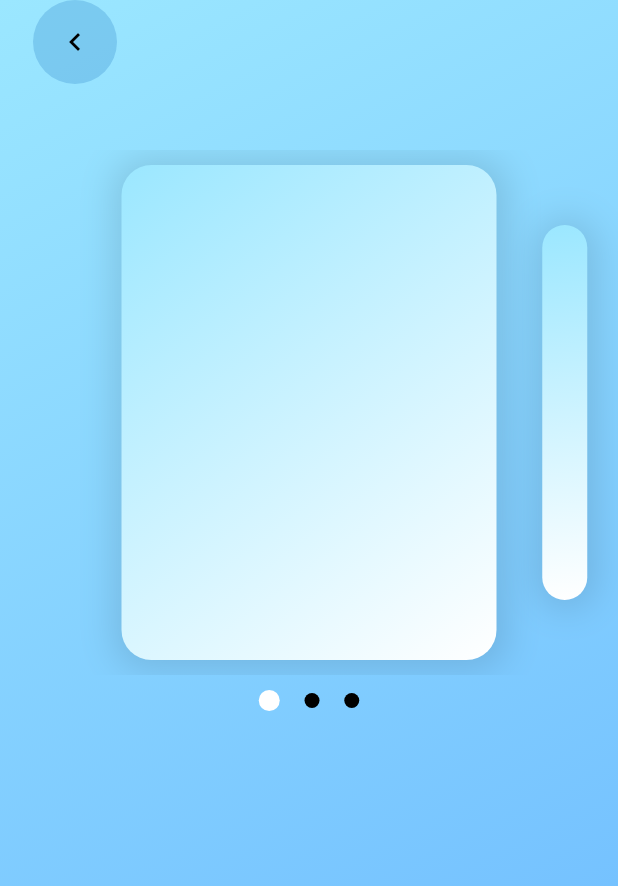
After one commit to zamzamnurahman/tajwid-apps, a Flutter app: the DetailMateriMimMatiScreen screen opened directly, on a phone screen of 412 x 824 dp. The commit adds this screen. Shown: the top 886 px of the screen. Run offline on Flutter 3.47's test engine with Material 2 defaults, Android fonts, the phone set to English and light mode, and no system bars; our stand-ins replace flutter_riverpod, flutter_svg; project files that could hold a hidden picture were left out.

Commit message:
add feature slide in detail materi

```diff
--- a/lib/config/theme.dart
+++ b/lib/config/theme.dart
@@ -14,6 +14,13 @@ Gradient linearGradient = const LinearGradient(
       primaryLightColor,
       secondaryLightColor,
     ]);
+Gradient linearGradientLight = const LinearGradient(
+    begin: Alignment.topLeft,
+    end: Alignment.bottomRight,
+    colors: [
+      primaryLightColor,
+      Colors.white,
+    ]);
 Gradient linearGradientDark = const LinearGradient(
     begin: Alignment.topLeft,
     end: Alignment.bottomRight,
--- /dev/null
+++ b/lib/screens/detail_materi/detail_materi_mimmati_screen.dart
@@ -0,0 +1,267 @@
+import 'package:flutter/material.dart';
+import 'package:flutter_riverpod/flutter_riverpod.dart';
+
+import '../../config/theme.dart';
+
+final pageProvider = StateNotifierProvider<PageNotifier, int>((ref) {
+  return PageNotifier();
+});
+
+class PageNotifier extends StateNotifier<int> {
+  PageNotifier() : super(0);
+
+  changePage(int newIndex) => state = newIndex;
+}
+
+class DetailMateriMimMatiScreen extends ConsumerStatefulWidget {
+  const DetailMateriMimMatiScreen({super.key});
+
+  @override
+  ConsumerState<ConsumerStatefulWidget> createState() =>
+      _DetailMateriMimMatiScreenState();
+}
+
+class _DetailMateriMimMatiScreenState
+    extends ConsumerState<DetailMateriMimMatiScreen> {
+  late PageController _pageCtrl;
+
+  @override
+  void initState() {
+    _pageCtrl = PageController();
+    super.initState();
+  }
+
+  @override
+  Widget build(BuildContext context) {
+    final int _index = ref.watch(pageProvider);
+
+    return Scaffold(
+      extendBodyBehindAppBar: true,
+      appBar: AppBar(
+        backgroundColor: Colors.transparent,
+        elevation: 0,
+        leadingWidth: 100,
+        leading: InkWell(
+          onTap: () {
+            ref.watch(pageProvider.notifier).changePage(0);
+            Navigator.pop(context);
+          },
+          child: CircleAvatar(
+            backgroundColor: primaryColor.withOpacity(0.2),
+            foregroundColor: Colors.black,
+            child: const Icon(Icons.keyboard_arrow_left),
+          ),
+        ),
+      ),
+      body: Container(
+        padding: const EdgeInsets.only(top: 100),
+        width: double.infinity,
+        height: double.infinity,
+        decoration: BoxDecoration(
+          gradient: linearGradient,
+        ),
+        child: Column(
+          children: [
+            SizedBox(
+              height: 350,
+              child: PageView(
+                physics: const NeverScrollableScrollPhysics(),
+                controller: _pageCtrl,
+                onPageChanged: ref.watch(pageProvider.notifier).changePage,
+                children: [
+                  Row(
+                    mainAxisAlignment: MainAxisAlignment.spaceEvenly,
+                    children: [
+                      Container(
+                        width: 30,
+                      ),
+                      Container(
+                        width: 250,
+                        margin: const EdgeInsets.all(10),
+                        decoration: BoxDecoration(
+                            gradient: linearGradientLight,
+                            borderRadius: BorderRadius.circular(20),
+                            boxShadow: const [
+                              BoxShadow(
+                                color: Colors.black12,
+                                offset: Offset(1, 1),
+                                blurRadius: 20,
+                                spreadRadius: 5,
+                              )
+                            ]),
+                      ),
+                      InkWell(
+                        onTap: () {
+                          _pageCtrl.animateToPage(1,
+                              duration: const Duration(milliseconds: 100),
+                              curve: Curves.bounceInOut);
+                        },
+                        child: Container(
+                          height: 250,
+                          width: 30,
+                          decoration: BoxDecoration(
+                              gradient: linearGradientLight,
+                              borderRadius: BorderRadius.circular(20),
+                              boxShadow: const [
+                                BoxShadow(
+                                  color: Colors.black12,
+                                  offset: Offset(1, 1),
+                                  blurRadius: 20,
+                                  spreadRadius: 5,
+                                )
+                              ]),
+                        ),
+                      ),
+                    ],
+                  ),
+                  Row(
+                    mainAxisAlignment: MainAxisAlignment.spaceEvenly,
+                    children: [
+                      InkWell(
+                        onTap: () {
+                          _pageCtrl.animateToPage(0,
+                              duration: const Duration(milliseconds: 100),
+                              curve: Curves.bounceInOut);
+                        },
+                        child: Container(
+                          height: 250,
+                          width: 30,
+                          decoration: BoxDecoration(
+                              gradient: linearGradientLight,
+                              borderRadius: BorderRadius.circular(20),
+                              boxShadow: const [
+                                BoxShadow(
+                                  color: Colors.black12,
+                                  offset: Offset(1, 1),
+                                  blurRadius: 20,
+                                  spreadRadius: 5,
+                                )
+                              ]),
+                        ),
+                      ),
+                      Container(
+                        width: 250,
+                        decoration: BoxDecoration(
+                            gradient: linearGradientLight,
+                            borderRadius: BorderRadius.circular(20),
+                            boxShadow: const [
+                              BoxShadow(
+                                color: Colors.black12,
+                                offset: Offset(1, 1),
+                                blurRadius: 20,
+                                spreadRadius: 5,
+                              )
+                            ]),
+                      ),
+                      InkWell(
+                        onTap: () {
+                          _pageCtrl.animateToPage(2,
+                              duration: const Duration(milliseconds: 100),
+                              curve: Curves.bounceInOut);
+                        },
+                        child: Container(
+                          height: 250,
+                          width: 30,
+                          decoration: BoxDecoration(
+                              gradient: linearGradientLight,
+                              borderRadius: BorderRadius.circular(20),
+                              boxShadow: const [
+                                BoxShadow(
+                                  color: Colors.black12,
+                                  offset: Offset(1, 1),
+                                  blurRadius: 20,
+                                  spreadRadius: 5,
+                                )
+                              ]),
+                        ),
+                      ),
+                    ],
+                  ),
+                  Row(
+                    mainAxisAlignment: MainAxisAlignment.spaceEvenly,
+                    children: [
+                      InkWell(
+                        onTap: () {
+                          _pageCtrl.animateToPage(1,
+                              duration: const Duration(milliseconds: 100),
+                              curve: Curves.bounceInOut);
+                        },
+                        child: Container(
+                          height: 250,
+                          width: 30,
+                          decoration: BoxDecoration(
+                              gradient: linearGradientLight,
+                              borderRadius: BorderRadius.circular(20),
+                              boxShadow: const [
+                                BoxShadow(
+                                  color: Colors.black12,
+                                  offset: Offset(1, 1),
+                                  blurRadius: 20,
+                                  spreadRadius: 5,
+                                )
+                              ]),
+                        ),
+                      ),
+                      Container(
+                        width: 250,
+                        decoration: BoxDecoration(
+                            gradient: linearGradientLight,
+                            borderRadius: BorderRadius.circular(20),
+                            boxShadow: const [
+                              BoxShadow(
+                                color: Colors.black12,
+                                offset: Offset(1, 1),
+                                blurRadius: 20,
+                                spreadRadius: 5,
+                              )
+                            ]),
+                      ),
+                      Container(
+                        width: 30,
+                      ),
+                    ],
+                  ),
+                ],
+              ),
+            ),
+            Center(
+              child: Container(
+                margin: const EdgeInsets.all(10),
+                width: 100,
+                child: Row(
+                  mainAxisAlignment: MainAxisAlignment.spaceEvenly,
+                  children: List.generate(3, (currentIndex) {
+                    final bool isCurrent = currentIndex == _index;
+                    return GestureDetector(
+                      onTap: () {
+                        _pageCtrl.animateToPage(
+                          currentIndex,
+                          duration: const Duration(milliseconds: 100),
+                          curve: Curves.easeInOut,
+                        );
+                      },
+                      child: CircleAvatar(
+                        radius: isCurrent ? 7 : 5,
+                        backgroundColor:
+                            isCurrent ? Colors.white : Colors.black,
+                      ),
+                    );
+                  }),
+                ),
+              ),
+            ),
+            Expanded(
+              child: IndexedStack(
+                index: _index,
+                children: List.generate(
+                  3,
+                  (index) => Container(),
+                ),
+              ),
+            )
+          ],
+        ),
+      ),
+    );
+  }
+}
--- a/lib/screens/detail_materi_screen.dart
+++ b/lib/screens/detail_materi/detail_materi_nunmati_screen.dart
@@ -1,12 +1,10 @@
-import 'dart:developer';
-
 import 'package:flutter/material.dart';
 import 'package:flutter_riverpod/flutter_riverpod.dart';
 import 'package:tajwid_apps/controller/get_data.dart';
 import 'package:tajwid_apps/models/materi.dart';
 
-import '../config/theme.dart';
-import 'components/card_materi.dart';
+import '../../config/theme.dart';
+import '../components/card_materi.dart';
 
 final pageProvider = StateNotifierProvider<PageNotifier, int>((ref) {
   return PageNotifier();
@@ -18,15 +16,16 @@ class PageNotifier extends StateNotifier<int> {
   changePage(int newIndex) => state = newIndex;
 }
 
-class DetailMateriScreen extends ConsumerStatefulWidget {
-  const DetailMateriScreen({super.key});
+class DetailMateriNunMatiScreen extends ConsumerStatefulWidget {
+  const DetailMateriNunMatiScreen({super.key});
 
   @override
   ConsumerState<ConsumerStatefulWidget> createState() =>
-      _DetailMateriScreenState();
+      _DetailMateriNunMatiScreenState();
 }
 
-class _DetailMateriScreenState extends ConsumerState<DetailMateriScreen> {
+class _DetailMateriNunMatiScreenState
+    extends ConsumerState<DetailMateriNunMatiScreen> {
   late PageController _pageCtrl;
 
   @override
--- a/lib/screens/materi_screen.dart
+++ b/lib/screens/materi_screen.dart
@@ -1,7 +1,8 @@
 import 'package:flutter/material.dart';
 import 'package:flutter_svg/svg.dart';
 import 'package:tajwid_apps/screens/components/button_effect.dart';
-import 'package:tajwid_apps/screens/detail_materi_screen.dart';
+import 'package:tajwid_apps/screens/detail_materi/detail_materi_mimmati_screen.dart';
+import 'package:tajwid_apps/screens/detail_materi/detail_materi_nunmati_screen.dart';
 
 import '../config/theme.dart';
 import 'components/button_container.dart';
@@ -47,14 +48,17 @@ class MateriScreen extends StatelessWidget {
                     print("Materi 1");
                     Navigator.of(context)
                         .push(MaterialPageRoute(builder: (context) {
-                      return const DetailMateriScreen();
+                      return const DetailMateriNunMatiScreen();
                     }));
                   },
                   child: const ButtonContainer(title: "Nun Mati"),
                 ),
                 ButtonClickUp(
                   click: () {
-                    print("Materi 2");
+                    Navigator.of(context)
+                        .push(MaterialPageRoute(builder: (context) {
+                      return const DetailMateriMimMatiScreen();
+                    }));
                   },
                   child: const ButtonContainer(title: "Mim Mati"),
                 ),
```
